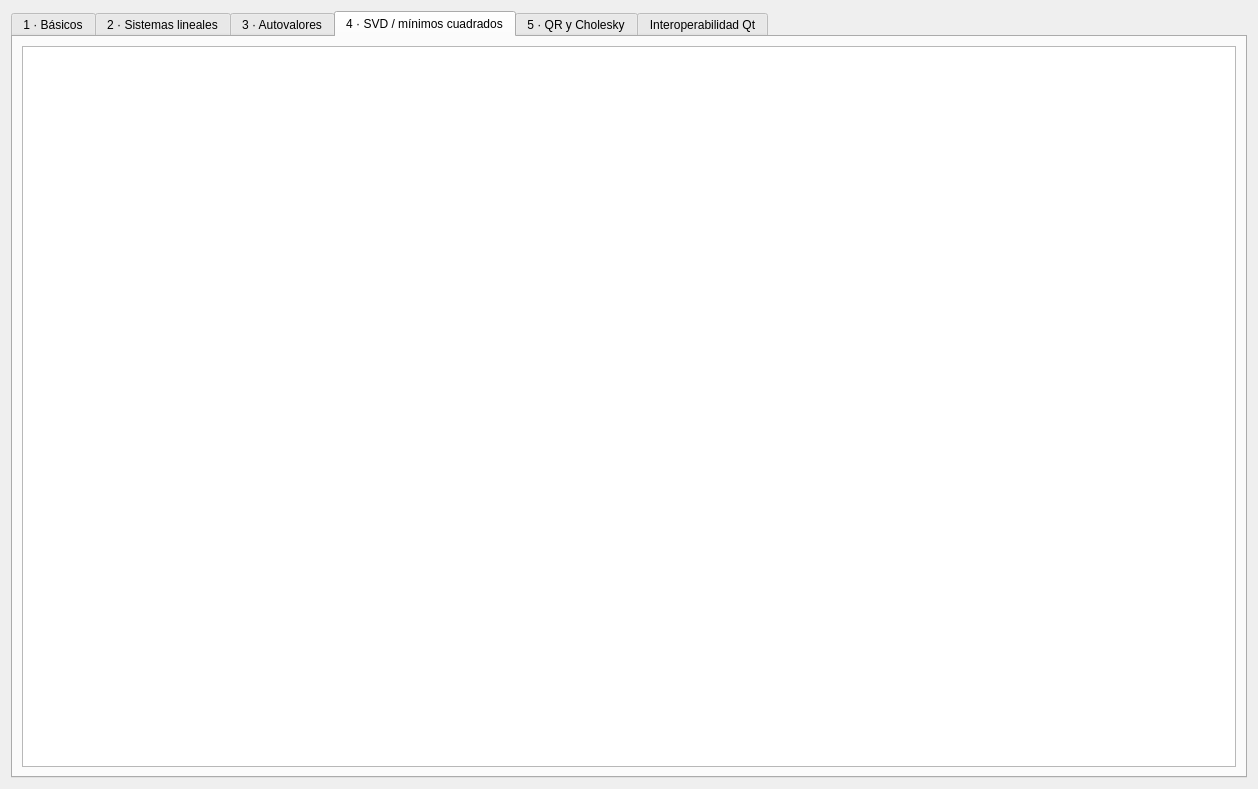
This is src/testeigenview.ui in federicomartinlara1976/testeigen as Qt 5 draws it before an edit. The edited form follows.
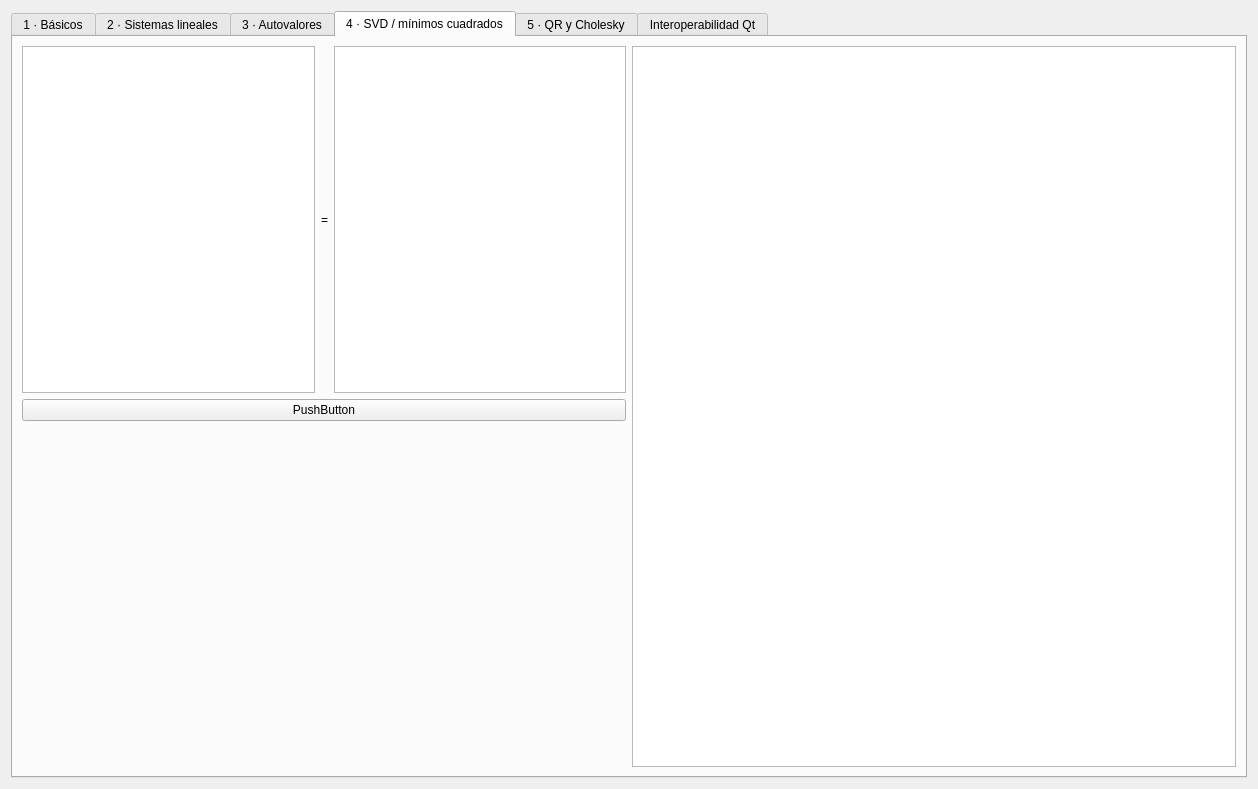
This is the edited form. The open tabs and pages were chosen to show the change. Icons and pictures are not drawn.

Commit message: Ui para SVD

Patch:
```diff
--- a/src/testeigenview.ui
+++ b/src/testeigenview.ui
@@ -149,6 +149,71 @@
        <string>4 · SVD / mínimos cuadrados</string>
       </attribute>
       <layout class="QHBoxLayout" name="horizontalLayout_4">
+       <item>
+        <layout class="QVBoxLayout" name="verticalLayout_3">
+         <property name="leftMargin">
+          <number>0</number>
+         </property>
+         <property name="topMargin">
+          <number>0</number>
+         </property>
+         <property name="rightMargin">
+          <number>0</number>
+         </property>
+         <property name="bottomMargin">
+          <number>0</number>
+         </property>
+         <item>
+          <layout class="QHBoxLayout" name="horizontalLayout_8">
+           <property name="leftMargin">
+            <number>0</number>
+           </property>
+           <property name="topMargin">
+            <number>0</number>
+           </property>
+           <property name="rightMargin">
+            <number>0</number>
+           </property>
+           <property name="bottomMargin">
+            <number>0</number>
+           </property>
+           <item>
+            <widget class="QTableView" name="tableView_svd_A"/>
+           </item>
+           <item>
+            <widget class="QLabel" name="label_2">
+             <property name="text">
+              <string>=</string>
+             </property>
+            </widget>
+           </item>
+           <item>
+            <widget class="QTableView" name="tableView_svd_b"/>
+           </item>
+          </layout>
+         </item>
+         <item>
+          <widget class="QPushButton" name="pushButton">
+           <property name="text">
+            <string>PushButton</string>
+           </property>
+          </widget>
+         </item>
+         <item>
+          <spacer name="verticalSpacer_2">
+           <property name="orientation">
+            <enum>Qt::Vertical</enum>
+           </property>
+           <property name="sizeHint" stdset="0">
+            <size>
+             <width>20</width>
+             <height>40</height>
+            </size>
+           </property>
+          </spacer>
+         </item>
+        </layout>
+       </item>
        <item>
         <widget class="QTextEdit" name="textEdit_4">
          <property name="readOnly">
```
Left out of the diff: 4 changed lines with no effect on the pictures.
